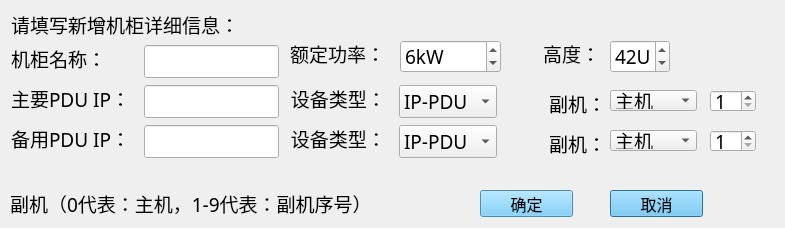
First picture: the form in CleverManagerV3/cabinets/cab_adddlg.ui, repository ChinaClever/CleverManagerV3, before the edit.
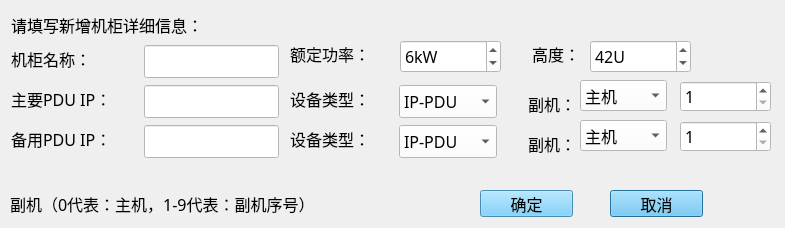
Second picture: the form after the edit. Icons and pictures are not drawn.

```diff
--- a/CleverManagerV3/cabinets/cab_adddlg.ui
+++ b/CleverManagerV3/cabinets/cab_adddlg.ui
@@ -13,12 +13,15 @@
   <property name="font">
    <font>
     <family>微软雅黑</family>
-    <pointsize>14</pointsize>
+    <pointsize>12</pointsize>
    </font>
   </property>
   <property name="windowTitle">
    <string>新增机柜</string>
   </property>
+  <property name="styleSheet">
+   <string notr="true">#Cab_AddDlg{background-image: url(:/image/box_back.jpg);}</string>
+  </property>
   <widget class="QWidget" name="widget_white" native="true">
    <property name="geometry">
     <rect>
@@ -28,6 +31,9 @@
      <height>176</height>
     </rect>
    </property>
+   <property name="styleSheet">
+    <string notr="true">background-color: transparent;</string>
+   </property>
    <widget class="QLabel" name="label_describe">
     <property name="geometry">
      <rect>
@@ -37,6 +43,12 @@
       <height>27</height>
      </rect>
     </property>
+    <property name="font">
+     <font>
+      <family>微软雅黑</family>
+      <pointsize>12</pointsize>
+     </font>
+    </property>
     <property name="text">
      <string>请填写新增机柜详细信息：</string>
     </property>
@@ -50,6 +62,12 @@
       <height>27</height>
      </rect>
     </property>
+    <property name="font">
+     <font>
+      <family>微软雅黑</family>
+      <pointsize>12</pointsize>
+     </font>
+    </property>
     <property name="text">
      <string>机柜名称：</string>
     </property>
@@ -63,16 +81,31 @@
       <height>33</height>
      </rect>
     </property>
+    <property name="font">
+     <font>
+      <family>微软雅黑</family>
+      <pointsize>12</pointsize>
+     </font>
+    </property>
+    <property name="styleSheet">
+     <string notr="true">background-color: rgb(255, 255, 255);</string>
+    </property>
    </widget>
    <widget class="QLabel" name="label">
     <property name="geometry">
      <rect>
-      <x>539</x>
+      <x>519</x>
       <y>40</y>
       <width>61</width>
       <height>27</height>
      </rect>
     </property>
+    <property name="font">
+     <font>
+      <family>微软雅黑</family>
+      <pointsize>12</pointsize>
+     </font>
+    </property>
     <property name="text">
      <string>高度：</string>
     </property>
@@ -83,12 +116,21 @@
    <widget class="QSpinBox" name="heightSpin">
     <property name="geometry">
      <rect>
-      <x>610</x>
+      <x>590</x>
       <y>40</y>
-      <width>60</width>
+      <width>101</width>
       <height>33</height>
      </rect>
     </property>
+    <property name="font">
+     <font>
+      <family>微软雅黑</family>
+      <pointsize>12</pointsize>
+     </font>
+    </property>
+    <property name="styleSheet">
+     <string notr="true">background-color: rgb(255, 255, 255);</string>
+    </property>
     <property name="suffix">
      <string>U</string>
     </property>
@@ -111,6 +153,12 @@
       <height>27</height>
      </rect>
     </property>
+    <property name="font">
+     <font>
+      <family>微软雅黑</family>
+      <pointsize>12</pointsize>
+     </font>
+    </property>
     <property name="toolTip">
      <string/>
     </property>
@@ -127,6 +175,15 @@
       <height>33</height>
      </rect>
     </property>
+    <property name="font">
+     <font>
+      <family>微软雅黑</family>
+      <pointsize>12</pointsize>
+     </font>
+    </property>
+    <property name="styleSheet">
+     <string notr="true">background-color: rgb(255, 255, 255);</string>
+    </property>
    </widget>
    <widget class="QLabel" name="label_2">
     <property name="geometry">
@@ -137,6 +194,12 @@
       <height>27</height>
      </rect>
     </property>
+    <property name="font">
+     <font>
+      <family>微软雅黑</family>
+      <pointsize>12</pointsize>
+     </font>
+    </property>
     <property name="text">
      <string> 设备类型：</string>
     </property>
@@ -150,6 +213,15 @@
       <height>33</height>
      </rect>
     </property>
+    <property name="font">
+     <font>
+      <family>微软雅黑</family>
+      <pointsize>12</pointsize>
+     </font>
+    </property>
+    <property name="styleSheet">
+     <string notr="true">background-color: rgb(255, 255, 255);</string>
+    </property>
     <item>
      <property name="text">
       <string>IP-PDU</string>
@@ -184,12 +256,18 @@
    <widget class="QLabel" name="label_deputy">
     <property name="geometry">
      <rect>
-      <x>540</x>
+      <x>510</x>
       <y>90</y>
       <width>66</width>
       <height>27</height>
      </rect>
     </property>
+    <property name="font">
+     <font>
+      <family>微软雅黑</family>
+      <pointsize>12</pointsize>
+     </font>
+    </property>
     <property name="text">
      <string>副机：</string>
     </property>
@@ -206,6 +284,12 @@
       <height>27</height>
      </rect>
     </property>
+    <property name="font">
+     <font>
+      <family>微软雅黑</family>
+      <pointsize>12</pointsize>
+     </font>
+    </property>
     <property name="text">
      <string>备用PDU IP：</string>
     </property>
@@ -219,6 +303,15 @@
       <height>33</height>
      </rect>
     </property>
+    <property name="font">
+     <font>
+      <family>微软雅黑</family>
+      <pointsize>12</pointsize>
+     </font>
+    </property>
+    <property name="styleSheet">
+     <string notr="true">background-color: rgb(255, 255, 255);</string>
+    </property>
    </widget>
    <widget class="QLabel" name="label_3">
     <property name="geometry">
@@ -229,6 +322,12 @@
       <height>27</height>
      </rect>
     </property>
+    <property name="font">
+     <font>
+      <family>微软雅黑</family>
+      <pointsize>12</pointsize>
+     </font>
+    </property>
     <property name="text">
      <string> 设备类型：</string>
     </property>
@@ -242,6 +341,15 @@
       <height>33</height>
      </rect>
     </property>
+    <property name="font">
+     <font>
+      <family>微软雅黑</family>
+      <pointsize>12</pointsize>
+     </font>
+    </property>
+    <property name="styleSheet">
+     <string notr="true">background-color: rgb(255, 255, 255);</string>
+    </property>
     <item>
      <property name="text">
       <string>IP-PDU</string>
@@ -276,12 +384,18 @@
    <widget class="QLabel" name="label_deputy_2">
     <property name="geometry">
      <rect>
-      <x>540</x>
+      <x>510</x>
       <y>130</y>
       <width>66</width>
       <height>27</height>
      </rect>
     </property>
+    <property name="font">
+     <font>
+      <family>微软雅黑</family>
+      <pointsize>12</pointsize>
+     </font>
+    </property>
     <property name="text">
      <string>副机：</string>
     </property>
@@ -298,6 +412,15 @@
       <height>33</height>
      </rect>
     </property>
+    <property name="font">
+     <font>
+      <family>微软雅黑</family>
+      <pointsize>12</pointsize>
+     </font>
+    </property>
+    <property name="styleSheet">
+     <string notr="true">background-color: rgb(255, 255, 255);</string>
+    </property>
     <property name="suffix">
      <string>kW</string>
     </property>
@@ -320,6 +443,12 @@
       <height>27</height>
      </rect>
     </property>
+    <property name="font">
+     <font>
+      <family>微软雅黑</family>
+      <pointsize>12</pointsize>
+     </font>
+    </property>
     <property name="text">
      <string>额定功率：</string>
     </property>
@@ -330,12 +459,21 @@
     </property>
     <property name="geometry">
      <rect>
-      <x>710</x>
-      <y>90</y>
-      <width>46</width>
-      <height>22</height>
+      <x>680</x>
+      <y>81</y>
+      <width>91</width>
+      <height>31</height>
      </rect>
     </property>
+    <property name="font">
+     <font>
+      <family>微软雅黑</family>
+      <pointsize>12</pointsize>
+     </font>
+    </property>
+    <property name="styleSheet">
+     <string notr="true">background-color: rgb(255, 255, 255);</string>
+    </property>
     <property name="minimum">
      <number>1</number>
     </property>
@@ -346,12 +484,21 @@
     </property>
     <property name="geometry">
      <rect>
-      <x>710</x>
-      <y>130</y>
-      <width>46</width>
-      <height>22</height>
+      <x>680</x>
+      <y>121</y>
+      <width>91</width>
+      <height>31</height>
      </rect>
     </property>
+    <property name="font">
+     <font>
+      <family>微软雅黑</family>
+      <pointsize>12</pointsize>
+     </font>
+    </property>
+    <property name="styleSheet">
+     <string notr="true">background-color: rgb(255, 255, 255);</string>
+    </property>
     <property name="minimum">
      <number>1</number>
     </property>
@@ -359,12 +506,21 @@
    <widget class="QComboBox" name="comboBox_1">
     <property name="geometry">
      <rect>
-      <x>610</x>
-      <y>90</y>
+      <x>580</x>
+      <y>80</y>
       <width>87</width>
-      <height>21</height>
+      <height>31</height>
      </rect>
     </property>
+    <property name="font">
+     <font>
+      <family>微软雅黑</family>
+      <pointsize>12</pointsize>
+     </font>
+    </property>
+    <property name="styleSheet">
+     <string notr="true">background-color: rgb(255, 255, 255);</string>
+    </property>
     <item>
      <property name="text">
       <string>主机</string>
@@ -379,12 +535,21 @@
    <widget class="QComboBox" name="comboBox_2">
     <property name="geometry">
      <rect>
-      <x>610</x>
-      <y>130</y>
+      <x>580</x>
+      <y>120</y>
       <width>87</width>
-      <height>21</height>
+      <height>31</height>
      </rect>
     </property>
+    <property name="font">
+     <font>
+      <family>微软雅黑</family>
+      <pointsize>12</pointsize>
+     </font>
+    </property>
+    <property name="styleSheet">
+     <string notr="true">background-color: rgb(255, 255, 255);</string>
+    </property>
     <item>
      <property name="text">
       <string>主机</string>
@@ -462,6 +627,12 @@
      <height>27</height>
     </rect>
    </property>
+   <property name="font">
+    <font>
+     <family>微软雅黑</family>
+     <pointsize>12</pointsize>
+    </font>
+   </property>
    <property name="text">
     <string>副机（0代表：主机，1-9代表：副机序号）</string>
    </property>
```
